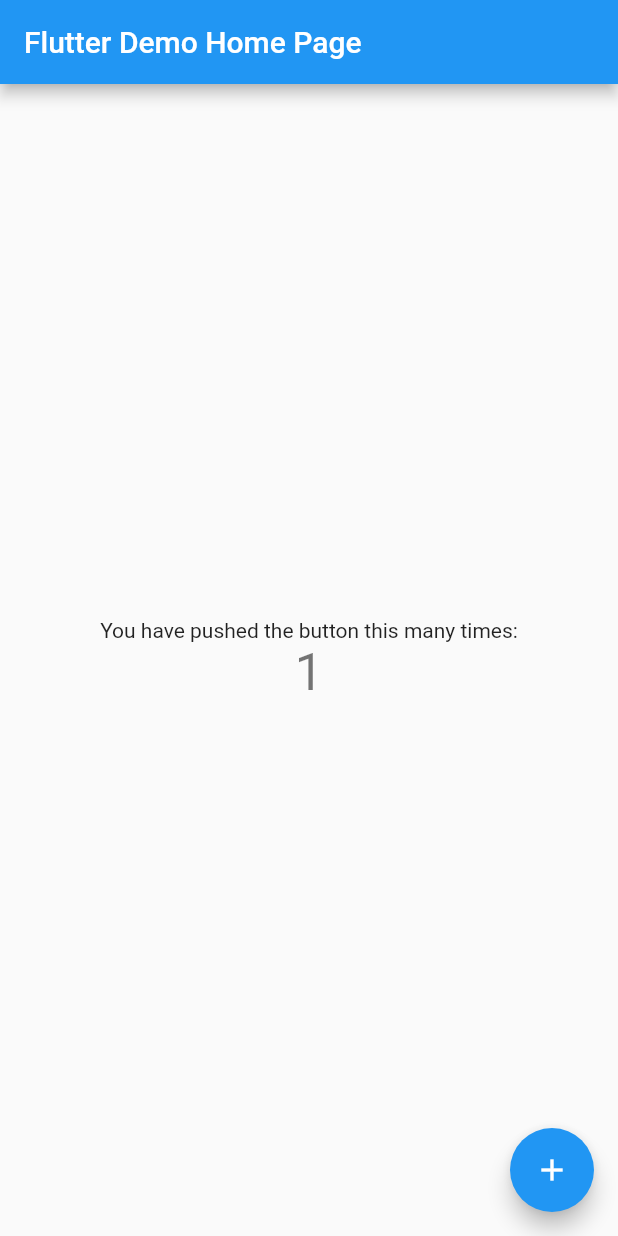
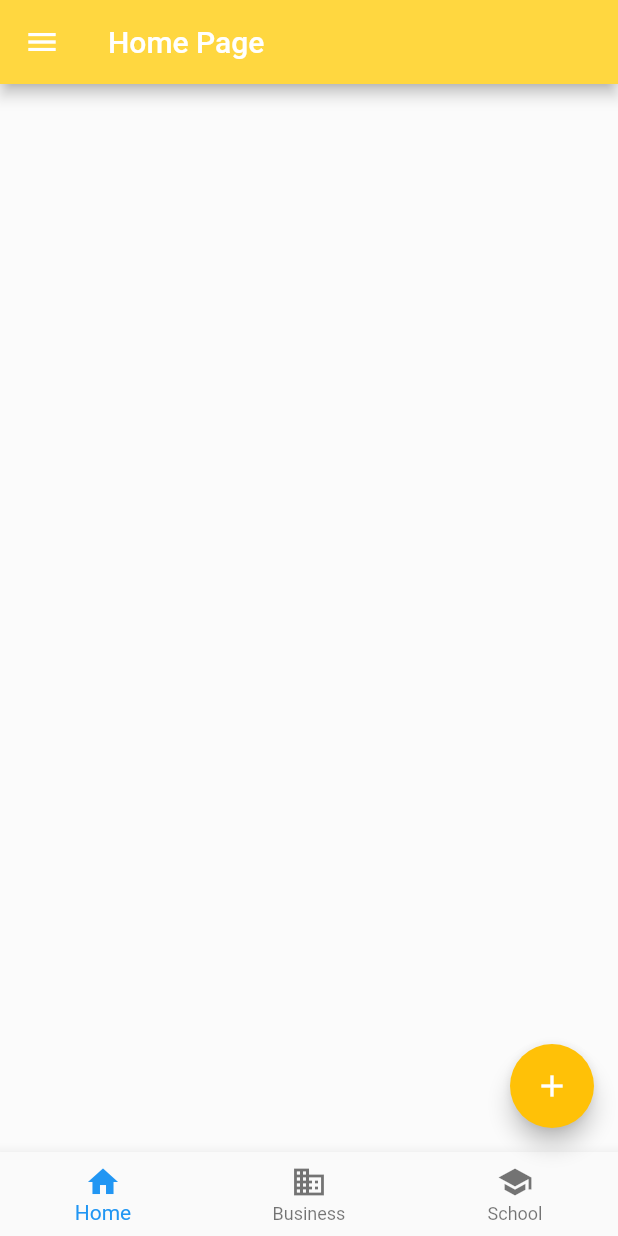
Before and after one commit to Shams-Rushdi/Flutter_New, a Flutter app: the screen it shows after launch, after a tap on the "add" icon, on a phone screen of 412 x 824 dp. Run offline on Flutter 3.47's test engine with Material 2 defaults, Android fonts, the phone set to English and light mode, and no system bars.

Commit message:
flutter 1st

```diff
--- a/lib/main.dart
+++ b/lib/main.dart
@@ -1,115 +1,87 @@
+
+
 import 'package:flutter/material.dart';
 
-void main() {
-  runApp(const MyApp());
+void main(){
+  runApp(MyApp());
+
 }
 
-class MyApp extends StatelessWidget {
-  const MyApp({Key? key}) : super(key: key);
+class MyApp extends StatelessWidget{
 
-  // This widget is the root of your application.
+  bool bgcolor = false;
+
   @override
   Widget build(BuildContext context) {
+
     return MaterialApp(
-      title: 'Flutter Demo',
+      title: 'My App',  //Apps Name;
+      home: MyHome(),
+      debugShowCheckedModeBanner: false,
       theme: ThemeData(
-        // This is the theme of your application.
-        //
-        // Try running your application with "flutter run". You'll see the
-        // application has a blue toolbar. Then, without quitting the app, try
-        // changing the primarySwatch below to Colors.green and then invoke
-        // "hot reload" (press "r" in the console where you ran "flutter run",
-        // or simply save your changes to "hot reload" in a Flutter IDE).
-        // Notice that the counter didn't reset back to zero; the application
-        // is not restarted.
-        primarySwatch: Colors.blue,
+        //brightness: Brightness.light,
+        brightness: bgcolor == false?Brightness.light: Brightness.dark, //ternary Operater
+        //primarySwatch: Colors.amber
+
       ),
-      home: const MyHomePage(title: 'Flutter Demo Home Page'),
+
+
+
+    );
+
+  }
+
+}
+
+
+
+class MyHome extends StatelessWidget {
+  const MyHome({Key? key}) : super(key: key);
+
+  @override
+  Widget build(BuildContext context) {
+    return Scaffold(
+
+      appBar: AppBar(
+        title: Text('Home Page') ,
+        backgroundColor: Colors.amberAccent,
+      ),
+      body: Container(
+        color: Colors.white24,
+      ),
+      drawer:const Drawer() ,
+      //backgroundColor: Colors.black,
+      floatingActionButton: FloatingActionButton(
+        backgroundColor: Colors.amber,
+        onPressed: (){
+        },
+      //child: const Text("Add"),
+        child: const Icon(Icons.add),
+
+      ),
+
+      bottomNavigationBar: BottomNavigationBar(
+        items: const <BottomNavigationBarItem>[
+          BottomNavigationBarItem(
+            icon: Icon(Icons.home),
+            label: 'Home',
+          ),
+          BottomNavigationBarItem(
+            icon: Icon(Icons.business),
+            label: 'Business',
+          ),
+          BottomNavigationBarItem(
+            icon: Icon(Icons.school),
+            label: 'School',
+          ),
+
+        ],
+
+      ),
+
+
+
+
     );
   }
 }
-
-class MyHomePage extends StatefulWidget {
-  const MyHomePage({Key? key, required this.title}) : super(key: key);
-
-  // This widget is the home page of your application. It is stateful, meaning
-  // that it has a State object (defined below) that contains fields that affect
-  // how it looks.
-
-  // This class is the configuration for the state. It holds the values (in this
-  // case the title) provided by the parent (in this case the App widget) and
-  // used by the build method of the State. Fields in a Widget subclass are
-  // always marked "final".
-
-  final String title;
-
-  @override
-  State<MyHomePage> createState() => _MyHomePageState();
-}
-
-class _MyHomePageState extends State<MyHomePage> {
-  int _counter = 0;
-
-  void _incrementCounter() {
-    setState(() {
-      // This call to setState tells the Flutter framework that something has
-      // changed in this State, which causes it to rerun the build method below
-      // so that the display can reflect the updated values. If we changed
-      // _counter without calling setState(), then the build method would not be
-      // called again, and so nothing would appear to happen.
-      _counter++;
-    });
-  }
-
-  @override
-  Widget build(BuildContext context) {
-    // This method is rerun every time setState is called, for instance as done
-    // by the _incrementCounter method above.
-    //
-    // The Flutter framework has been optimized to make rerunning build methods
-    // fast, so that you can just rebuild anything that needs updating rather
-    // than having to individually change instances of widgets.
-    return Scaffold(
-      appBar: AppBar(
-        // Here we take the value from the MyHomePage object that was created by
-        // the App.build method, and use it to set our appbar title.
-        title: Text(widget.title),
-      ),
-      body: Center(
-        // Center is a layout widget. It takes a single child and positions it
-        // in the middle of the parent.
-        child: Column(
-          // Column is also a layout widget. It takes a list of children and
-          // arranges them vertically. By default, it sizes itself to fit its
-          // children horizontally, and tries to be as tall as its parent.
-          //
-          // Invoke "debug painting" (press "p" in the console, choose the
-          // "Toggle Debug Paint" action from the Flutter Inspector in Android
-          // Studio, or the "Toggle Debug Paint" command in Visual Studio Code)
-          // to see the wireframe for each widget.
-          //
-          // Column has various properties to control how it sizes itself and
-          // how it positions its children. Here we use mainAxisAlignment to
-          // center the children vertically; the main axis here is the vertical
-          // axis because Columns are vertical (the cross axis would be
-          // horizontal).
-          mainAxisAlignment: MainAxisAlignment.center,
-          children: <Widget>[
-            const Text(
-              'You have pushed the button this many times:',
-            ),
-            Text(
-              '$_counter',
-              style: Theme.of(context).textTheme.headline4,
-            ),
-          ],
-        ),
-      ),
-      floatingActionButton: FloatingActionButton(
-        onPressed: _incrementCounter,
-        tooltip: 'Increment',
-        child: const Icon(Icons.add),
-      ), // This trailing comma makes auto-formatting nicer for build methods.
-    );
-  }
-}
```
Also changed, not shown: 1 other file.
